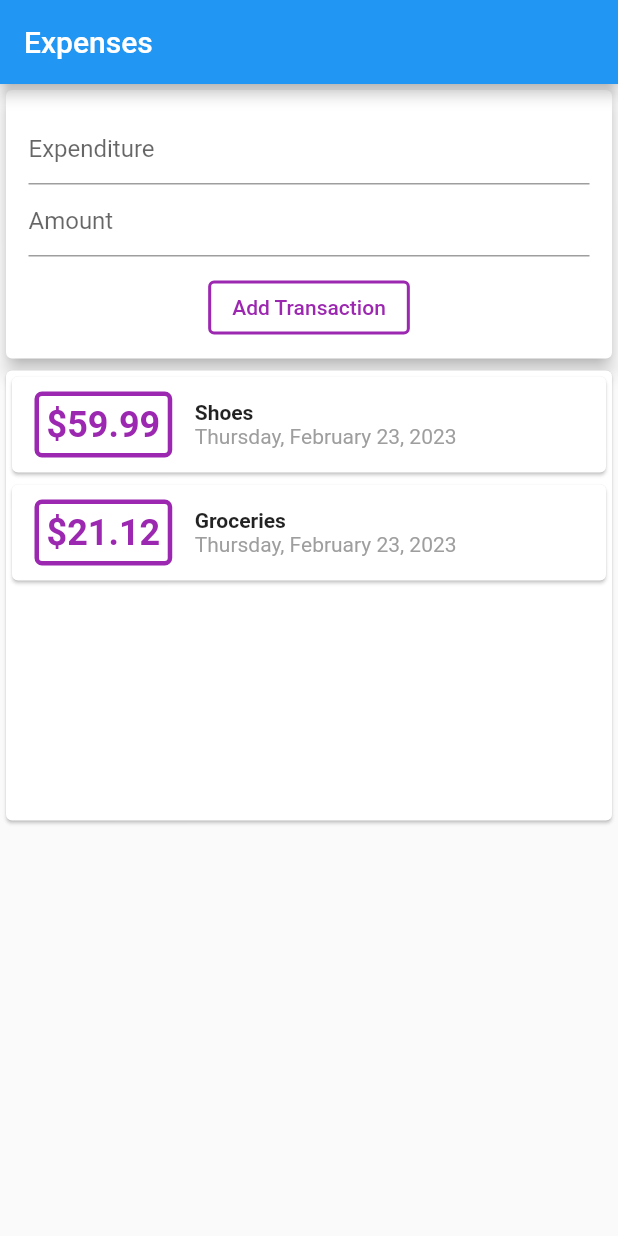
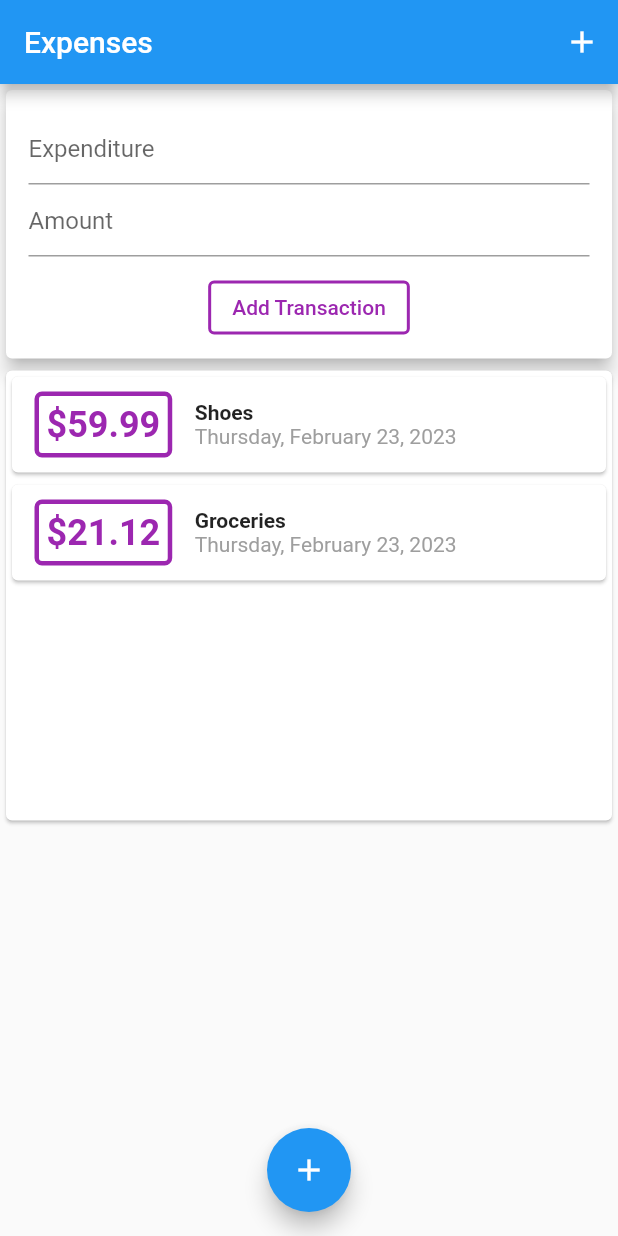
Before and after one commit to marcellus-saputra/udemy_expenses_app, a Flutter app: the screen it shows after launch, on a phone screen of 412 x 824 dp. Run offline on Flutter 3.47's test engine with Material 2 defaults, Android fonts, the phone set to English and light mode, and no system bars.

Commit message:
Added extra buttons

```diff
--- a/lib/main.dart
+++ b/lib/main.dart
@@ -15,9 +15,20 @@ class MyApp extends StatelessWidget {
       title: 'Flutter Demo',
       home: Scaffold(
         appBar: AppBar(
+          actions: [
+            IconButton(
+              onPressed: () {},
+              icon: Icon(Icons.add),
+            )
+          ],
           title: Text('Expenses'),
         ),
         body: MainTransaction(),
+        floatingActionButton: FloatingActionButton(
+          onPressed: () {},
+          child: Icon(Icons.add),
+        ),
+        floatingActionButtonLocation: FloatingActionButtonLocation.centerFloat,
       ),
     );
   }
```
